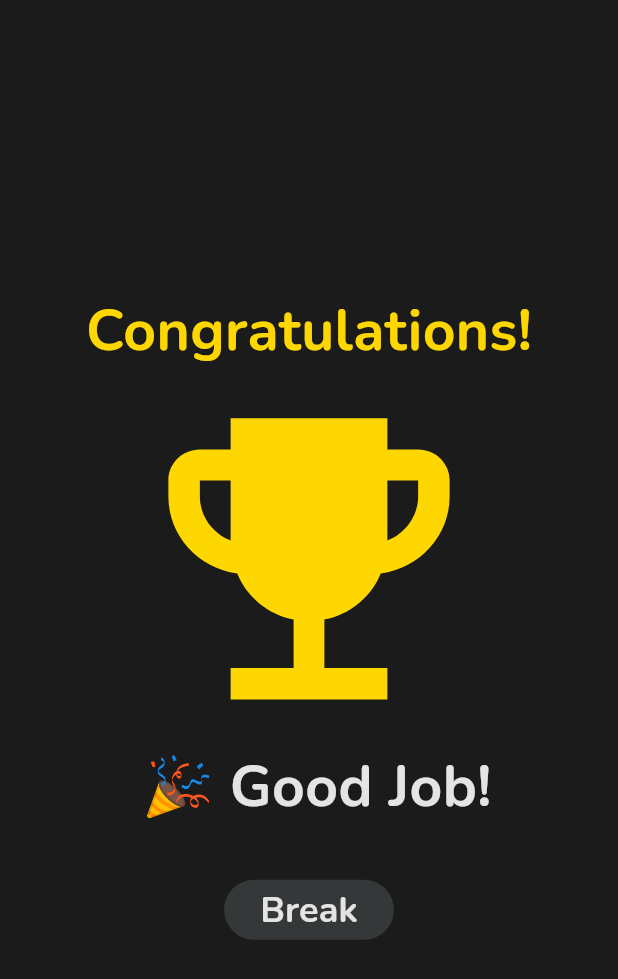
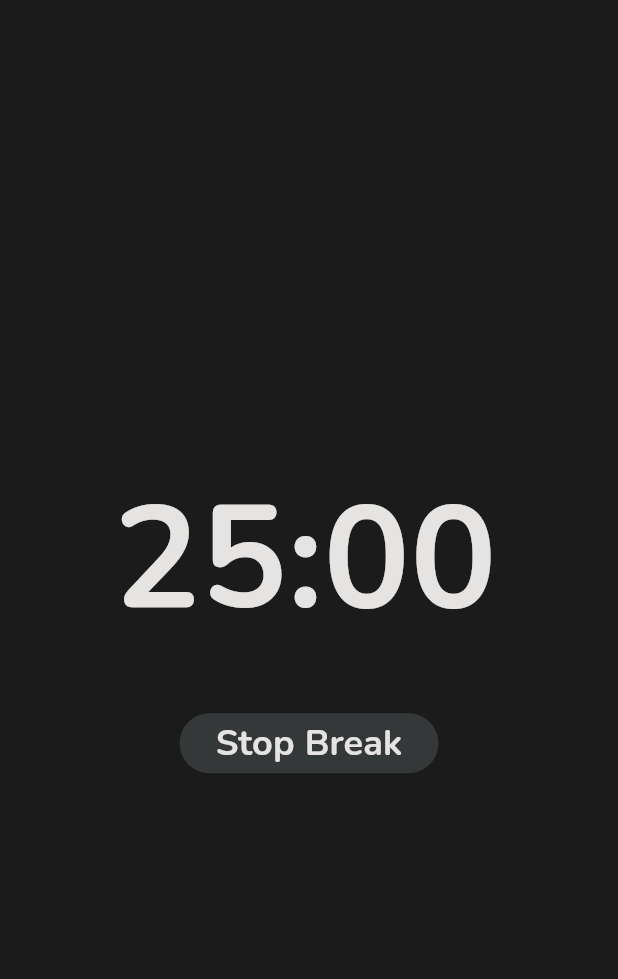
Before and after one commit to hpzynha/pomodero_app, a Flutter app: the FinishedPage screen opened by its route, after a tap on "Break", on a phone screen of 412 x 824 dp. Shown: the top 979 px of the screen. Run offline on Flutter 3.47's test engine with Material 3 defaults, Android fonts, the light colour scheme and no system bars; our stand-ins replace animated_splash_screen, easy_localization, firebase_auth, firebase_core, flutter_svg, google_fonts and 2 more; accounts and stored records are empty; network calls fail.

```diff
--- a/assets/translations/en-US.json
+++ b/assets/translations/en-US.json
@@ -60,6 +60,9 @@
         "goodJob": " 🎉 Good Job!",
         "congratulations": "Congratulations!",
         "break": "Break"
+    },
+    "breakTimer":{
+        "stopBreak": "Stop Break"
     }
 
 
--- /dev/null
+++ b/lib/pages/break_timer_page.dart
@@ -0,0 +1,34 @@
+import 'package:easy_localization/easy_localization.dart';
+import 'package:flutter/material.dart';
+import 'package:pomodero_app/style/colors.dart';
+import 'package:pomodero_app/widgets/buttons_widget.dart';
+import 'package:pomodero_app/widgets/timer_widget.dart';
+
+class BreakTimerPage extends StatelessWidget {
+  const BreakTimerPage({super.key});
+
+  @override
+  Widget build(BuildContext context) {
+    return Scaffold(
+      backgroundColor: backgoundColorDarkMode,
+      body: Column(
+        mainAxisAlignment: MainAxisAlignment.center,
+        children: [
+          const Center(
+            child: TimerWidget(),
+          ),
+          const SizedBox(height: 30),
+          boxButton(
+            text: 'breakTimer.stopBreak'.tr(),
+            textColor: textDarkMode,
+            buttonColor: onyx,
+            buttonHoverColor: hintColorGray,
+            onPress: () {
+              Navigator.pushNamed(context, '/home');
+            },
+          ),
+        ],
+      ),
+    );
+  }
+}
--- a/lib/pages/finish_page.dart
+++ b/lib/pages/finish_page.dart
@@ -34,15 +34,15 @@ class _FinishedPageState extends State<FinishedPage> {
               'finishPage.goodJob'.tr(),
               style: PomoderoTextStyles.selectTime,
             ),
-            SizedBox(
-              height: 30,
-            ),
+            const SizedBox(height: 30),
             boxButton(
               text: 'finishPage.break'.tr(),
               textColor: textDarkMode,
               buttonColor: onyx,
               buttonHoverColor: hintColorGray,
-              onPress: () {},
+              onPress: () {
+                Navigator.pushNamed(context, '/breakTimer');
+              },
             ),
           ],
         ),
--- a/lib/pages/pomodoro_start_page.dart
+++ b/lib/pages/pomodoro_start_page.dart
@@ -8,7 +8,7 @@ import '../widgets/holding_button.dart';
 import '../widgets/timer_widget.dart';
 
 class PomodoroStartPage extends StatefulWidget {
-  const PomodoroStartPage({Key? key}) : super(key: key);
+  const PomodoroStartPage({super.key});
 
   @override
   State<PomodoroStartPage> createState() => _PomodoroStartPageState();
--- a/lib/utils/routes.dart
+++ b/lib/utils/routes.dart
@@ -1,5 +1,6 @@
 import 'package:flutter/material.dart';
 import 'package:pomodero_app/pages/auth_page.dart';
+import 'package:pomodero_app/pages/break_timer_page.dart';
 import 'package:pomodero_app/pages/finish_page.dart';
 import 'package:pomodero_app/pages/home_page.dart';
 import 'package:pomodero_app/pages/pomodoro_start_page.dart';
@@ -19,6 +20,7 @@ class Routes {
     '/pomodoroStart': (context) => const PomodoroStartPage(),
     '/selectTime': (context) => const SelectTimePage(),
     '/finished': (context) => const FinishedPage(),
+    '/breakTimer': (context) => const BreakTimerPage(),
   };
 
   static String initial = '/';
--- a/lib/widgets/holding_button.dart
+++ b/lib/widgets/holding_button.dart
@@ -21,6 +21,7 @@ class HoldingButton extends StatefulWidget {
   });
 
   @override
+  // ignore: library_private_types_in_public_api
   _HoldingButtonState createState() => _HoldingButtonState();
 }
 
```
Also changed, not shown: lib/service/timer_service.dart (+8 -0 lines).
